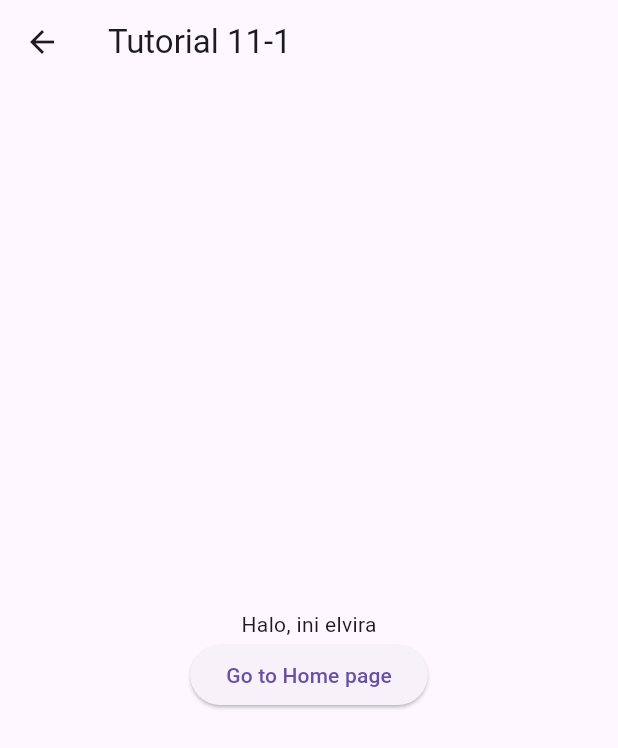
After one commit to elvirawlndr/layout10, a Flutter app: the screen it shows after launch, after a tap on "Go to Tutorial 11-1", on a phone screen of 412 x 824 dp. The commit adds this screen. Shown: the top 748 px of the screen. Run offline on Flutter 3.47's test engine with Material 3 defaults, Android fonts, the phone set to English and light mode, and no system bars.

Commit message:
update layout

```diff
--- a/lib/main.dart
+++ b/lib/main.dart
@@ -1,4 +1,5 @@
 import 'package:flutter/material.dart';
+import 'package:layout10_1/tutorial11_1.dart';
 
 void main() {
   runApp(const MyApp());
@@ -155,6 +156,15 @@ class _MyHomePageState extends State<MyHomePage> {
                   ]
                 );
               }),
+            ),
+            ElevatedButton(
+              child: const Text('Go to Tutorial 11-1'),
+              onPressed: (){
+                Navigator.push(context, MaterialPageRoute(builder: (context) {
+                  const tutorial11_1page = Tutorial11_1Page();
+                  return tutorial11_1page;
+                }));
+              },
             )
           ],
         ),
--- /dev/null
+++ b/lib/tutorial11_1.dart
@@ -0,0 +1,29 @@
+import 'package:flutter/material.dart';
+
+class Tutorial11_1Page extends StatelessWidget {
+  const Tutorial11_1Page({super.key});
+
+  @override
+  Widget build(BuildContext context) {
+    return Scaffold(
+      appBar: AppBar(
+        title: const Text('Tutorial 11-1'),
+      ),
+      body: Center(
+        child:
+        Column(
+          mainAxisAlignment: MainAxisAlignment.center,
+          children: [
+          const Text('Halo, ini elvira'),
+          ElevatedButton(
+            onPressed: (){
+              Navigator.pop(context);
+            },
+            child: const Text('Go to Home page'),
+          ),
+        ],
+        ),
+      ),
+    );
+  }
+}
```
